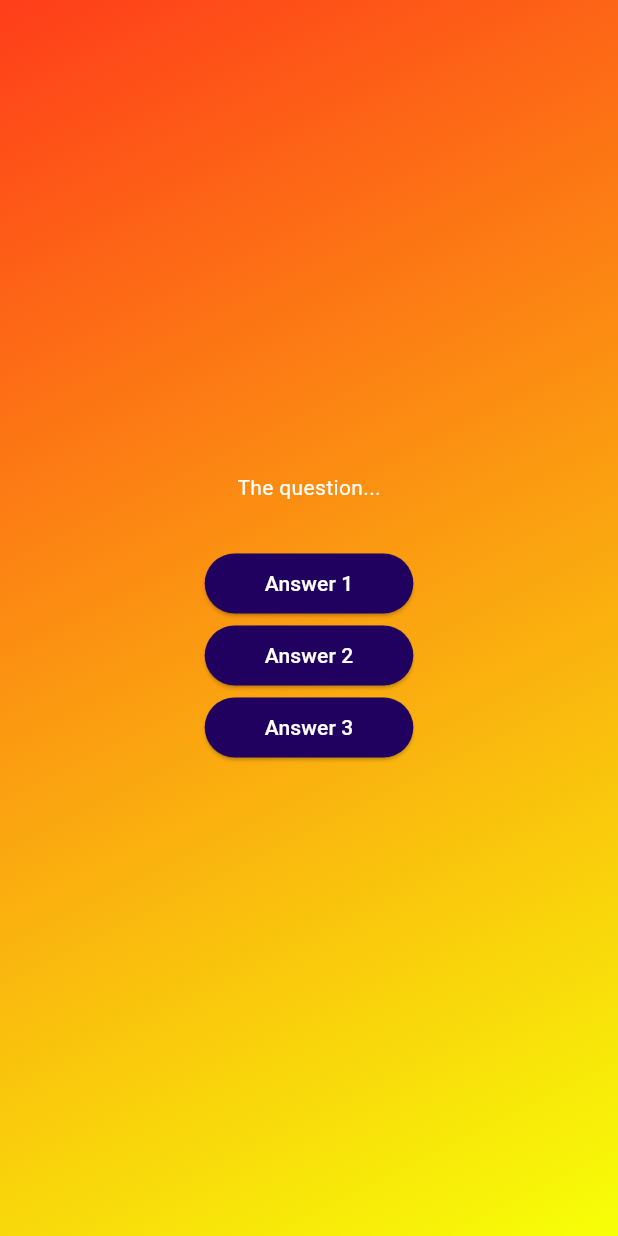
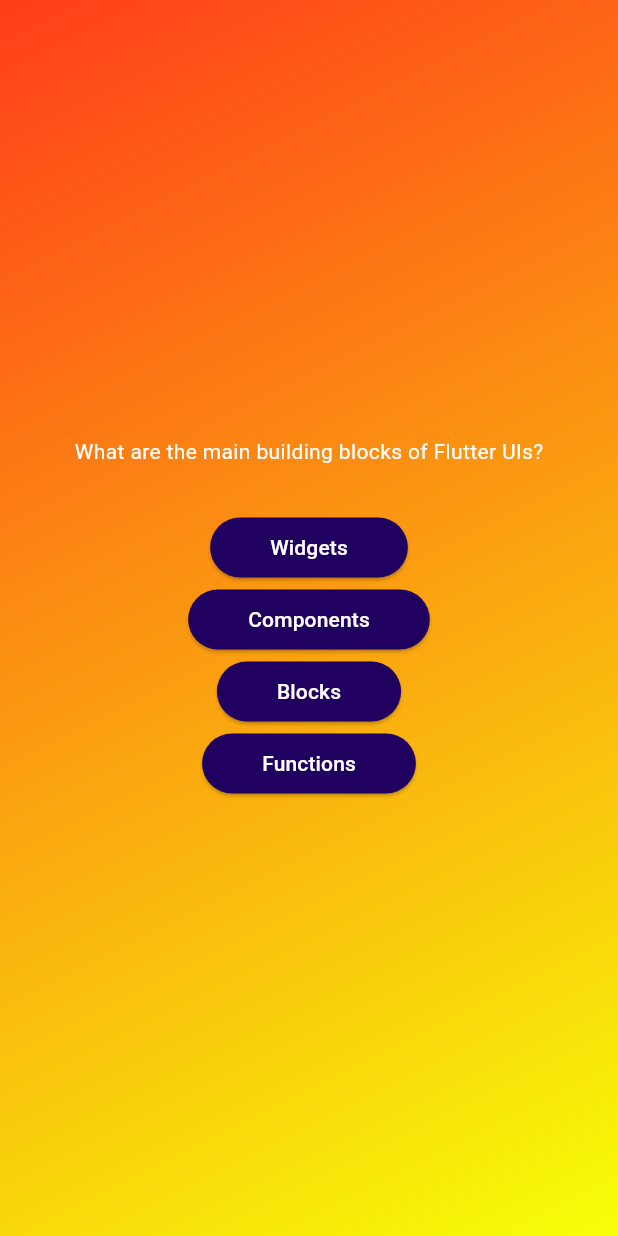
Before and after one commit to LarryF94046034/QuizApp, a Flutter app: the screen it shows after launch, after a tap on "Start Quiz", on a phone screen of 412 x 824 dp. Run offline on Flutter 3.47's test engine with Material 3 defaults, Android fonts, the phone set to English and light mode, and no system bars.

Commit message:
70. Creating a Reusable, Custom Styled Button  71. Accessing List Elements & Object Properties
串接問題、串接回答(用映射方式)

```diff
--- a/lib/question_screen.dart
+++ b/lib/question_screen.dart
@@ -2,6 +2,9 @@ import 'package:flutter/material.dart';
 
 //回答鈕
 import 'package:QuizApp/answer_button.dart';
+
+//問題資料
+import 'package:QuizApp/data/questions.dart';
 
 class QuestionsScreen extends StatefulWidget {
   const QuestionsScreen({super.key});
@@ -15,16 +18,21 @@ class QuestionsScreen extends StatefulWidget {
 class _QuestionsScreenState extends State<QuestionsScreen> {
   @override
   Widget build(context) {
+    final currentQuestion = questions[0];
+
     return SizedBox(
       width: double.infinity,
       child: Column(
         mainAxisAlignment: MainAxisAlignment.center,
         children: [
-          const Text('The question...', style: TextStyle(color: Colors.white)),
+          Text(
+            currentQuestion.text,
+            style: const TextStyle(color: Colors.white),
+          ),
           const SizedBox(height: 30),
-          AnswerButton(answerText: 'Answer 1', onTap: () {}),
-          AnswerButton(answerText: 'Answer 2', onTap: () {}),
-          AnswerButton(answerText: 'Answer 3', onTap: () {}),
+          ...currentQuestion.answers.map((answer) {
+            return AnswerButton(answerText: answer, onTap: () {});
+          }),
         ],
       ),
     );
```
